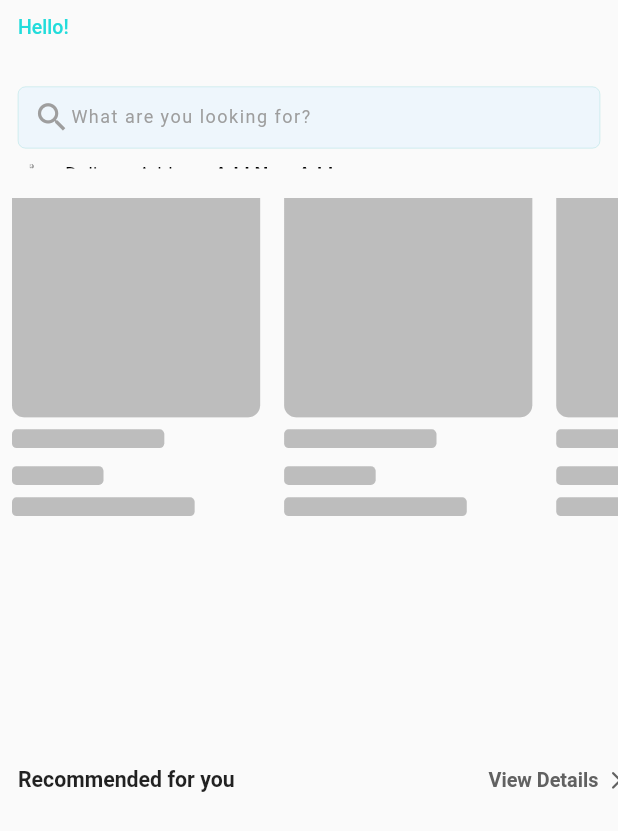
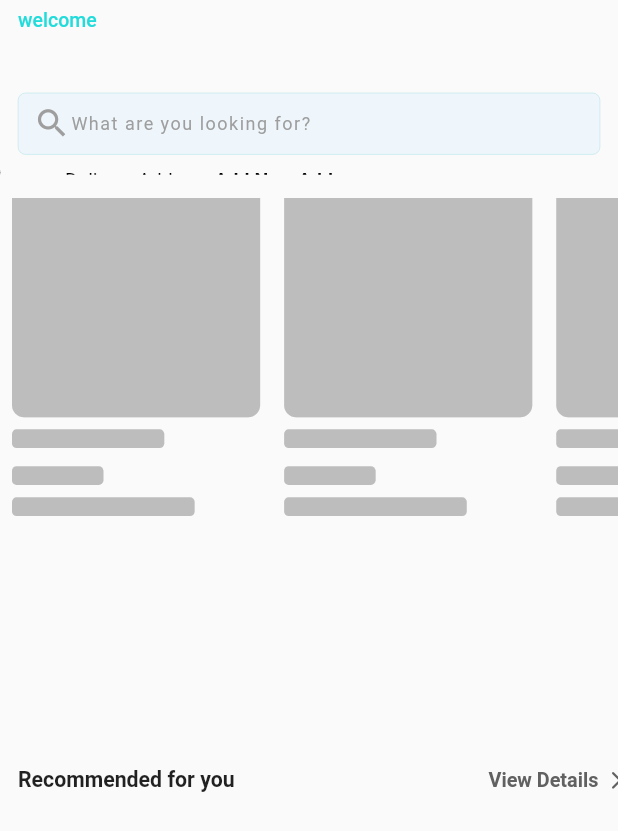
Before and after one commit to ksalehalali/market, a Flutter app: the HomeScreen screen opened directly, scrolled down 576 dp, on a phone screen of 412 x 824 dp. Shown: the top 831 px of the screen. Run offline on Flutter 3.47's test engine with Material 2 defaults, Android fonts, the phone set to English and light mode, and no system bars; drawn by our look-alikes of shimmer; our stand-ins replace cached_network_image, carousel_slider, device_preview, flutter_cache_manager, flutter_html, flutter_screenutil and 16 more; missing offline and left inert: my_fatoorah; accounts and stored records are empty.

Commit message:
localization not finish,icon reflect not finish

```diff
--- a/lib/services/localization/localization_data.dart
+++ b/lib/services/localization/localization_data.dart
@@ -1,6 +1,6 @@
 Map<String,String> ar ={
   'my_account':'حسابي',
-  'welcome_txt':'أهلاً بك',
+  'welcome_txt':'مرحباً بك.',
   'join us,login':''"انضم لنا او قم بتسجيل دخولك حتى تستفيد من كل ميزات التطبيق.",
   'login_txt':'دخول',
   'personal_info':'المعلومات الشخصية',
@@ -157,6 +157,9 @@ Map<String,String> en ={
   'Transfers_txt':'Transfers',
   //-
 
+  'Delivery Address _txt':'Delivery Address ',
+  'Add New Address_txt':'Add New Address ',
+
   'Shop by category_txt':'Shop by category',
   'Latest Products_txt':'Latest Products',
   'Recommended for you_txt':'Recommended for you',
--- a/lib/views/address/address_area.dart
+++ b/lib/views/address/address_area.dart
@@ -1,3 +1,5 @@
+import 'dart:math';
+
 import 'package:flutter/material.dart';
 import 'package:flutter_svg/svg.dart';
 import 'package:font_awesome_flutter/font_awesome_flutter.dart';
@@ -9,16 +11,20 @@ import '../../controllers/address_location_controller.dart';
 Widget addressHomeScreen(MediaQueryData screenSize) {
   final box = GetStorage();
   final AddressController addressController = Get.find();
-
+  final angle = -180 / 180 * pi;
+  final transform = Matrix4.identity()..setEntry(3, 2,0.001 )..rotateY(angle);
   return Row(
     mainAxisAlignment: MainAxisAlignment.center,
     crossAxisAlignment: CrossAxisAlignment.center,
     children: <Widget>[
-      SvgPicture.asset('assets/icons/shipping.svg',
-          color: Colors.grey[600],
-          height: 22.00,
-          width: 22.0,
-          semanticsLabel: 'A red up arrow'),
+      Transform(
+        transform: transform,
+        child: SvgPicture.asset('assets/icons/shipping.svg',
+            color: Colors.grey[600],
+            height: 22.00,
+            width: 22.0,
+            semanticsLabel: 'A red up arrow'),
+      ),
       SizedBox(
         width: screenSize.size.width * 0.1 - 30,
       ),
@@ -31,11 +37,11 @@ Widget addressHomeScreen(MediaQueryData screenSize) {
             height: 16,
             child: RichText(
                 text: TextSpan(children: [
-              const TextSpan(
-                  text: 'Delivery Address ',
+               TextSpan(
+                  text: 'Delivery Address _txt'.tr,
                   style: TextStyle(fontSize: 13, color: Colors.black)),
               TextSpan(
-                  text: box.read('address') ?? 'Add New Address',
+                  text: box.read('address') ?? 'Add New Address_txt'.tr,
                   style: const TextStyle(
                       fontSize: 13,
                       fontWeight: FontWeight.bold,
--- a/lib/views/screens/home/head_home_screen.dart
+++ b/lib/views/screens/home/head_home_screen.dart
@@ -19,7 +19,7 @@ Widget headHomeScreen(MediaQueryData screenSize) {
           crossAxisAlignment: CrossAxisAlignment.start,
           children: [
             Text(
-              'Hello!',
+              'welcome_txt'.tr,
               style: TextStyle(
                 fontSize: 13,
                 color: myHexColor3,
--- a/lib/views/screens/home/home.dart
+++ b/lib/views/screens/home/home.dart
@@ -96,16 +96,16 @@ class _HomeScreenState extends State<HomeScreen> {
 
                     return Stack(children: [
           Positioned(
-              top: 10.h,
+              top: 6.h,
               child: InkWell(
                       onTap: () async {
 
                       },
                       child: headHomeScreen(MediaQuery.of(context)))),
           Positioned(
-              top: 50.h, width: screenSize.width, child: SearchAreaDesign()),
+              top: 54.h, width: screenSize.width, child: SearchAreaDesign()),
           Positioned(
-            top: screenSize.height *0.1+25.h,
+            top: screenSize.height *0.1+29.h,
             child: Obx(() => AnimatedContainer(
                       duration: 400.milliseconds,
                       height: addressController.addressWidgetSize.value,
@@ -322,7 +322,6 @@ class _HomeScreenState extends State<HomeScreen> {
                 ))));
 
   }
-
   Widget _buildDepartmentsList() {
     return Padding(
       padding:  EdgeInsets.only(top: 12.0.h,right:10.w),
@@ -594,5 +593,4 @@ Widget buildProductShimmer() {
             ));
       });
 
-
 }
```
